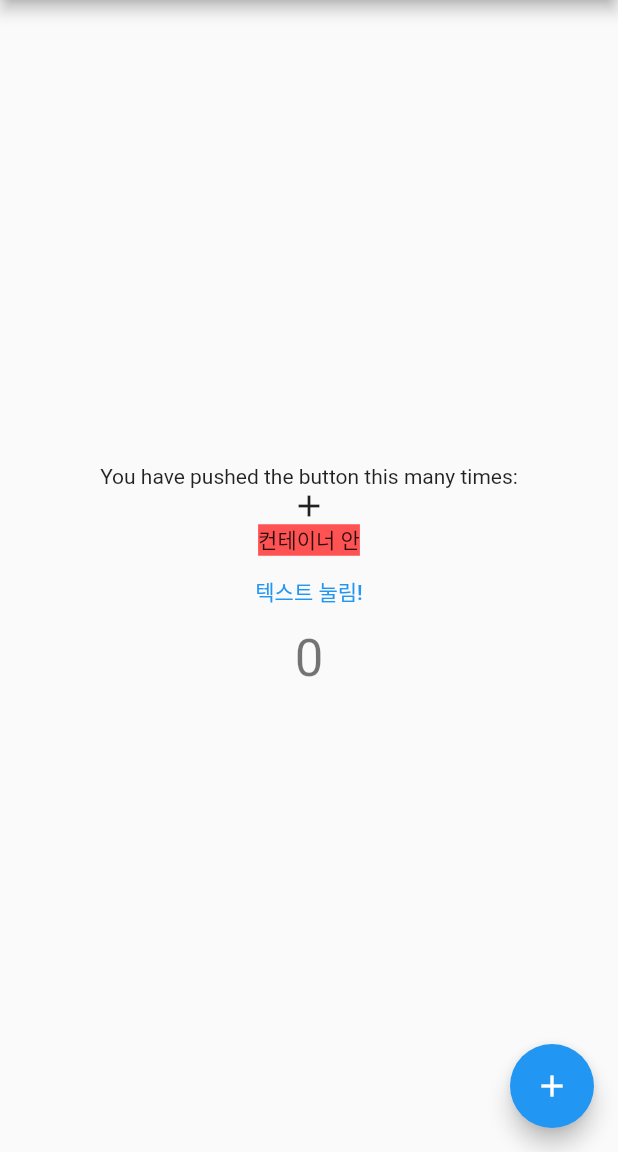
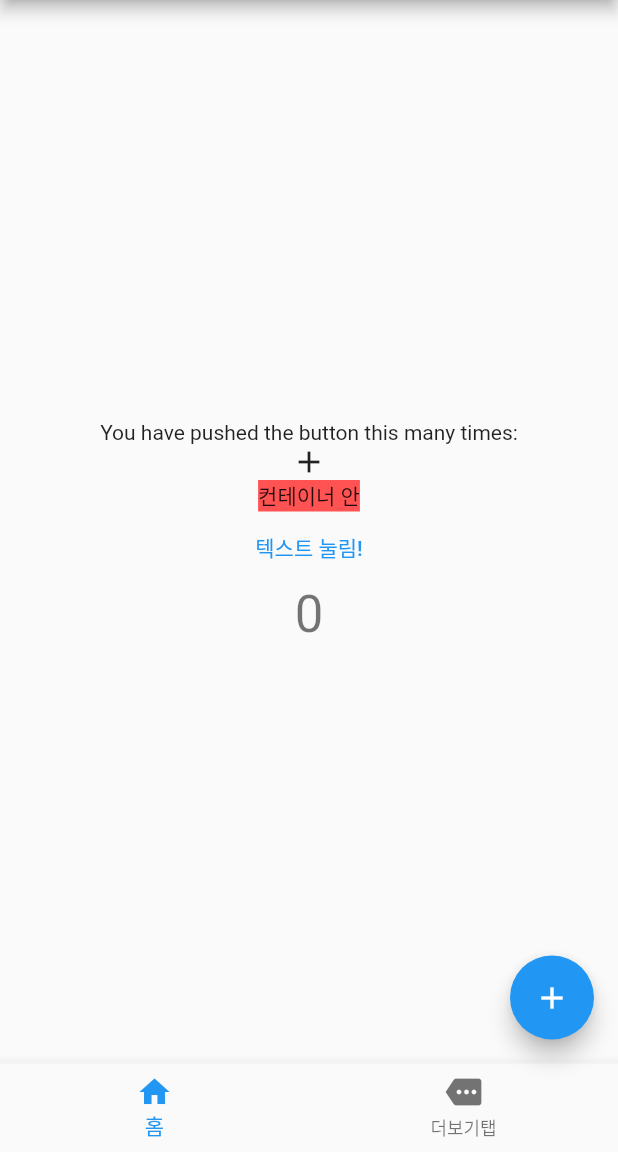
Before and after one commit to EunjoungAhn/androidFlutter, a Flutter app: the screen it shows after launch, on a phone screen of 412 x 824 dp, the part 84-1236 px from its top. Run offline on Flutter 3.47's test engine with Material 2 defaults, Android fonts, the phone set to English and light mode, and no system bars.

```diff
--- a/lib/main.dart
+++ b/lib/main.dart
@@ -66,10 +66,24 @@ class _MyHomePageState extends State<MyHomePage> {
         ),
       ),
       floatingActionButton: FloatingActionButton(
-        onPressed: _incrementCounter,
+        onPressed: () {
+          print("FAB 눌림!");
+        },
         tooltip: 'Increment',
         child: const Icon(Icons.add),
-      ), // This trailing comma makes auto-formatting nicer for build methods.
+      ),
+        bottomNavigationBar: BottomNavigationBar(
+            items: [
+              BottomNavigationBarItem(
+                  icon: Icon(Icons.home),
+                  label: "홈"
+              ),
+              BottomNavigationBarItem(
+                  icon: Icon(Icons.more),
+                  label: "더보기탭"
+              )
+            ],
+        ),
     );
   }
 }
```
